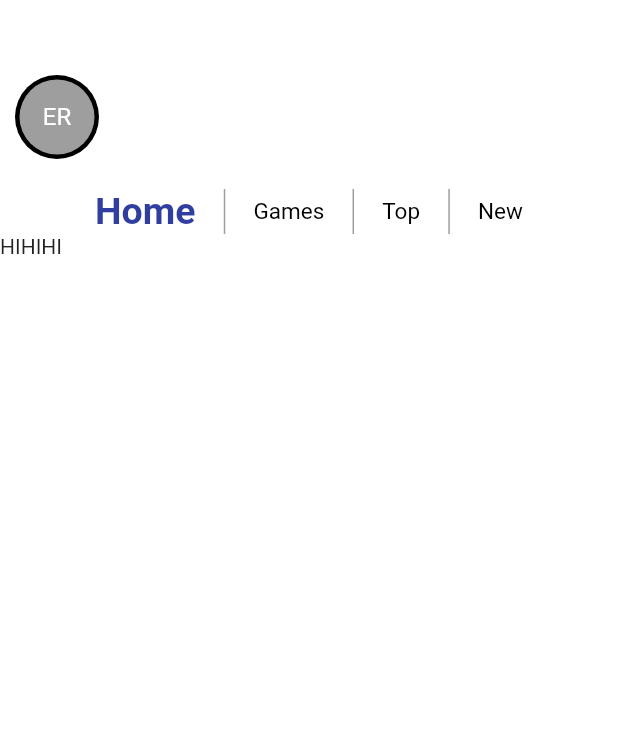
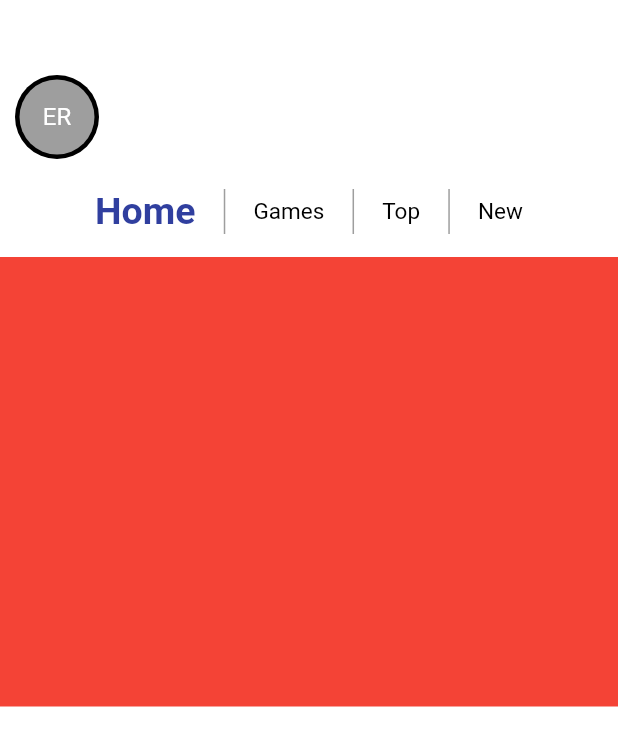
Before and after one commit to eugrro/klip, a Flutter app: the screen it shows after launch, on a phone screen of 412 x 824 dp. Shown: the top 746 px of the screen. Run offline on Flutter 3.47's test engine with Material 2 defaults, Android fonts, the phone set to English and light mode, and no system bars; missing offline and left inert: flappy_search_bar.

Commit message:
added some spacing

```diff
--- a/lib/TopNavBar.dart
+++ b/lib/TopNavBar.dart
@@ -28,7 +28,9 @@ class _TopNavBarState extends State<TopNavBar> {
 
   @override
   Widget build(BuildContext context) {
-    return Row(
+    return Column(
+      children: [
+        Row(
           mainAxisAlignment: MainAxisAlignment.spaceEvenly,
           children: [
             Text(" "),
@@ -139,6 +141,11 @@ class _TopNavBarState extends State<TopNavBar> {
             Text(" "),
             Text(" "),
           ],
+        ),
+        Container(
+          height: 15,
+        )
+      ],
     );
   }
 }
--- a/lib/main.dart
+++ b/lib/main.dart
@@ -36,15 +36,18 @@ class MyHomePage extends StatefulWidget {
 class _MyHomePageState extends State<MyHomePage>
     with SingleTickerProviderStateMixin {
   TabController _tabController;
+  PageController _pageController;
 
   @override
   void initState() {
+    _pageController = new PageController();
     super.initState();
   }
 
   @override
   void dispose() {
     _tabController.dispose();
+    _pageController.dispose();
     super.dispose();
   }
 
@@ -63,12 +66,26 @@ class _MyHomePageState extends State<MyHomePage>
             TopNavBar(),
             SizedBox(
               height: 300.0,
-              child: ListView(
+              child: PageView(
                 scrollDirection: Axis.horizontal,
+                controller: _pageController,
                 children: [
-                  Text("HI"),
-                  Text("HI"),
-                  Text("HI"),
+                  Container(
+                    width: MediaQuery.of(context).size.width,
+                    color: Colors.red,
+                  ),
+                  Container(
+                    width: MediaQuery.of(context).size.width,
+                    color: Colors.blue,
+                  ),
+                  Container(
+                    width: MediaQuery.of(context).size.width,
+                    color: Colors.green,
+                  ),
+                  Container(
+                    width: MediaQuery.of(context).size.width,
+                    color: Colors.orange,
+                  ),
                 ],
               ),
             ),
```
Lines whose indentation alone changed are shown as unchanged.
